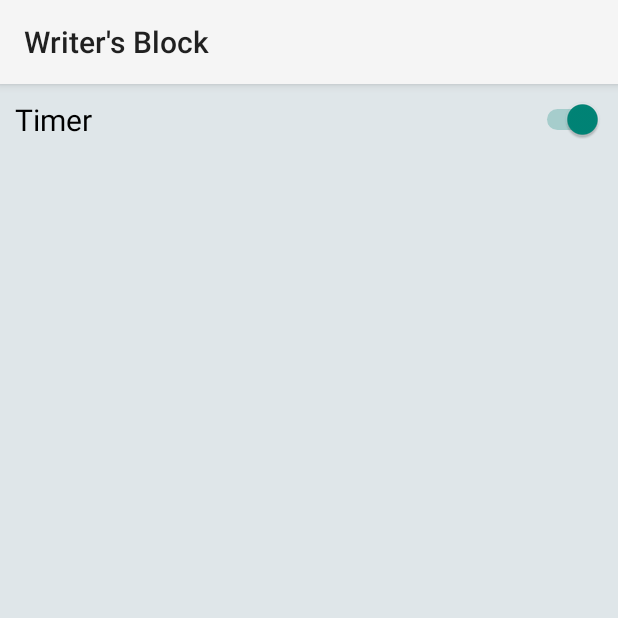
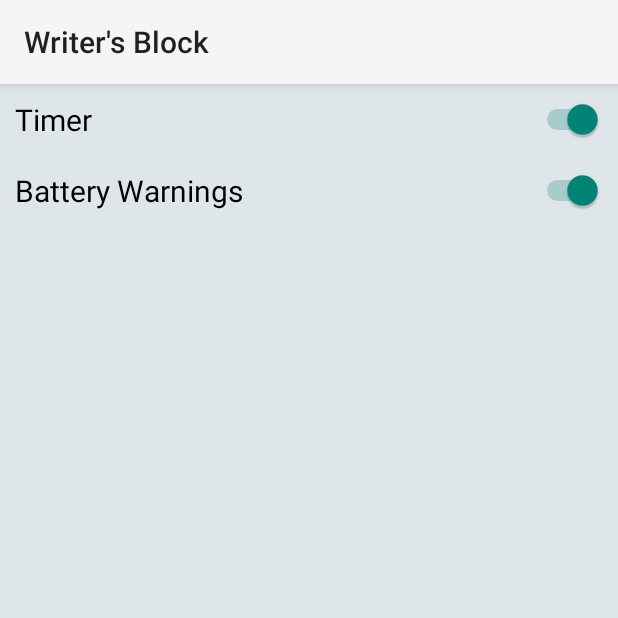
Before and after one commit to Git-Good-Team/writers-block, an Android app: the SettingsActivity screen opened directly, with no data from a screen before it, on a phone screen of 412 x 824 dp, the top half of it. Run offline under Robolectric (Android 15) with nearby library versions, the phone set to English and light mode, and no system bars.

Commit message:
battery warning setting

```diff
--- a/app/src/main/java/com/gitgood/writersblock/SettingsActivity.java
+++ b/app/src/main/java/com/gitgood/writersblock/SettingsActivity.java
@@ -12,14 +12,20 @@ public class SettingsActivity extends AppCompatActivity {
 
     private static final String SHARED_PREFERENCES = "shared_preferences";
     private static final String TIMER_PREFERENCE = "timer_enabled";
+    private static final String BATTERY_WARNING_PREFERENCE = "battery_warning_enabled";
+
+    private Switch timerSwitch;
+    private Switch batterySwitch;
 
     @Override
     protected void onCreate(Bundle savedInstanceState) {
         super.onCreate(savedInstanceState);
         setContentView(R.layout.activity_settings);
 
+        timerSwitch = findViewById(R.id.timer_switch);
+        batterySwitch = findViewById(R.id.battery_switch);
+
         initializeSettings();
-        Switch timerSwitch = findViewById(R.id.timer_switch);
 
         timerSwitch.setOnCheckedChangeListener(new CompoundButton.OnCheckedChangeListener() {
 
@@ -31,13 +37,25 @@ public class SettingsActivity extends AppCompatActivity {
                 sharedPreferencesEditor.apply();
             }
         });
+
+        batterySwitch.setOnCheckedChangeListener(new CompoundButton.OnCheckedChangeListener() {
+
+            @Override
+            public void onCheckedChanged(CompoundButton buttonView, boolean isChecked) {
+                SharedPreferences.Editor sharedPreferencesEditor = getSharedPreferences(SHARED_PREFERENCES,0).edit();
+
+                sharedPreferencesEditor.putBoolean(BATTERY_WARNING_PREFERENCE, isChecked);
+                sharedPreferencesEditor.apply();
+            }
+        });
     }
 
     private void initializeSettings() {
         SharedPreferences sharedPreferences = getSharedPreferences(SHARED_PREFERENCES, 0);
-        Switch timerSwitch = findViewById(R.id.timer_switch);
         Boolean timerSwitchEnabled = sharedPreferences.getBoolean(TIMER_PREFERENCE, true);
+        Boolean batterySwitchEnabled = sharedPreferences.getBoolean(BATTERY_WARNING_PREFERENCE, true);
 
         timerSwitch.setChecked(timerSwitchEnabled);
+        batterySwitch.setChecked(batterySwitchEnabled);
     }
 }
--- a/app/src/main/res/layout/activity_settings.xml
+++ b/app/src/main/res/layout/activity_settings.xml
@@ -15,4 +15,12 @@
         android:textSize="@dimen/settings_item_text_size"
         android:padding="@dimen/settings_item_padding"
         android:text="@string/timer_setting_title" />
+    <Switch
+        android:id="@+id/battery_switch"
+        android:layout_width="match_parent"
+        android:layout_height="wrap_content"
+        android:textColor="@color/color_settings_text"
+        android:textSize="@dimen/settings_item_text_size"
+        android:padding="@dimen/settings_item_padding"
+        android:text="@string/battery_warning_setting_title" />
 </LinearLayout>
--- a/app/src/main/res/values/strings.xml
+++ b/app/src/main/res/values/strings.xml
@@ -9,6 +9,7 @@
     <string name="startWrite">Start Writing...</string>
     <string name="low_battery_warning">"Battery low. Consider charging your phone before you continue writing."</string>
     <string name="timer_setting_title">Timer</string>
+    <string name="battery_warning_setting_title">Battery Warnings</string>
     <string name="finish_button_text">Finish</string>
     <string name="api_connection_error_message">Could not connect to the server. Please check your internet connection and try again.</string>
 </resources>
```
Also changed, not shown: app/src/main/java/com/gitgood/writersblock/WriterActivity.java (+8 -5 lines).
